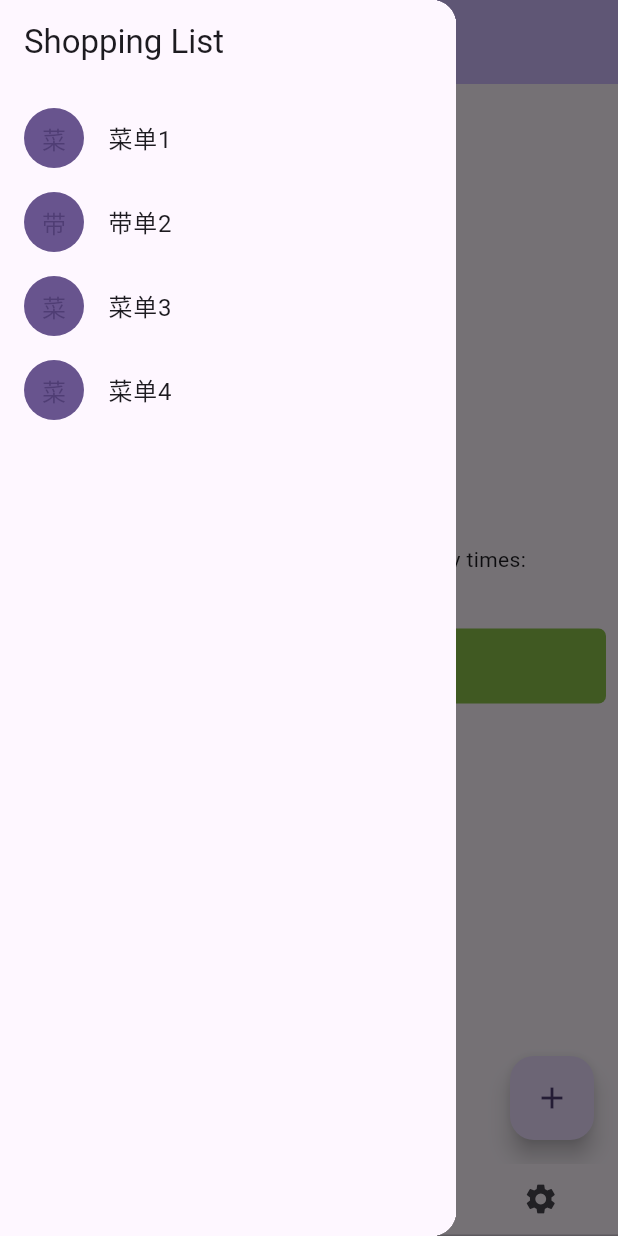
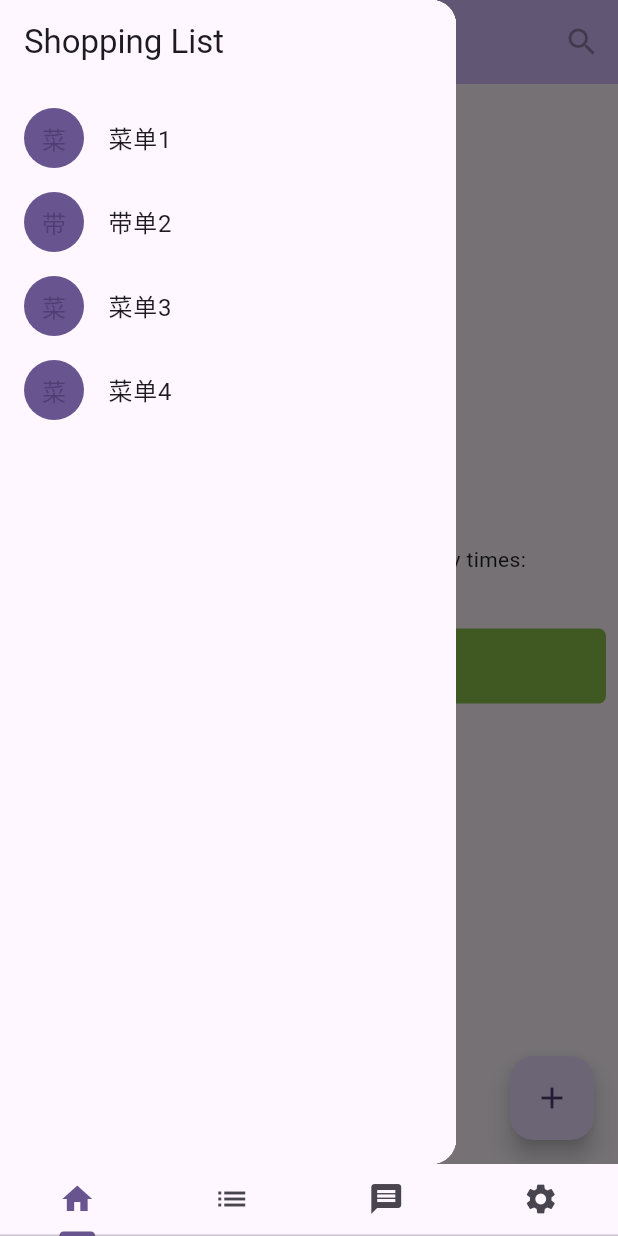
Before and after one commit to Haoke98/PassKeyVault, a Flutter app: the screen it shows after launch, with the side drawer open, on a phone screen of 412 x 824 dp. Run offline on Flutter 3.47's test engine with Material 3 defaults, Android fonts, the phone set to English and light mode, and no system bars.

Commit message:
把Drawer从全局移植到了Tab页面中(即TabItemView里),移除了全局的AppBar,每一个TabItemView采用了单独的AppBar.π
Signed-off-by: Sadam·Sadik <1903249375@qq.com>

```diff
--- a/lib/main.dart
+++ b/lib/main.dart
@@ -33,10 +33,6 @@ class MyApp extends StatelessWidget {
       home: DefaultTabController(
         length: 3,
         child: Scaffold(
-          appBar: AppBar(
-            title: Text("欢迎"),
-            backgroundColor: Theme.of(context).colorScheme.inversePrimary,
-          ),
           body: const TabBarView(children: [
             MyHomePage(title: "首页"),
             ShoppingList(products: [
@@ -46,14 +42,6 @@ class MyApp extends StatelessWidget {
               Product(name: "D"),
             ])
           ]),
-          drawer: Drawer(
-            child: ShoppingList(products: [
-              Product(name: "菜单1"),
-              Product(name: "带单2"),
-              Product(name: "菜单3"),
-              Product(name: "菜单4"),
-            ]),
-          ),
           bottomNavigationBar: TabBar(tabs: [
             Tab(icon: Icon(Icons.home),),
             Tab(icon: Icon(Icons.list),),
--- a/lib/pages/home.dart
+++ b/lib/pages/home.dart
@@ -1,5 +1,8 @@
+import 'package:all_keeper/pages/shoppinglist.dart';
 import 'package:all_keeper/widgets.dart';
 import 'package:flutter/material.dart';
+
+import '../models/product.dart';
 
 class _MyHomePageState extends State<MyHomePage> {
   int _counter = 0;
@@ -24,6 +27,22 @@ class _MyHomePageState extends State<MyHomePage> {
     // fast, so that you can just rebuild anything that needs updating rather
     // than having to individually change instances of widgets.
     return Scaffold(
+      appBar: AppBar(
+        // TRY THIS: Try changing the color here to a specific color (to
+        // Colors.amber, perhaps?) and trigger a hot reload to see the AppBar
+        // change color while the other colors stay the same.
+        backgroundColor: Theme.of(context).colorScheme.inversePrimary,
+        // Here we take the value from the MyHomePage object that was created by
+        // the App.build method, and use it to set our appbar title.
+        title: Text(widget.title),
+        actions: const [
+          IconButton(
+            icon: Icon(Icons.search),
+            tooltip: 'Search',
+            onPressed: null,
+          ),
+        ],
+      ),
       body: Center(
         // Center is a layout widget. It takes a single child and positions it
         // in the middle of the parent.
@@ -54,6 +73,14 @@ class _MyHomePageState extends State<MyHomePage> {
           ],
         ),
       ),
+      drawer: Drawer(
+        child: ShoppingList(products: [
+          Product(name: "菜单1"),
+          Product(name: "带单2"),
+          Product(name: "菜单3"),
+          Product(name: "菜单4"),
+        ]),
+      ),
       floatingActionButton: FloatingActionButton(
         onPressed: _incrementCounter,
         tooltip: 'Increment',
```
